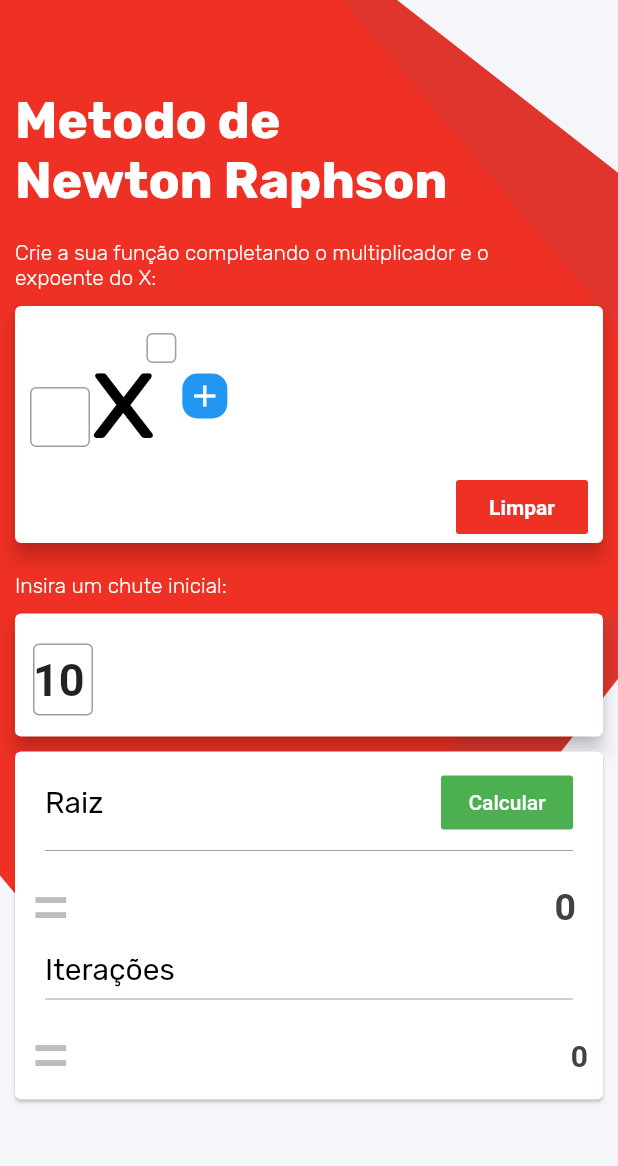
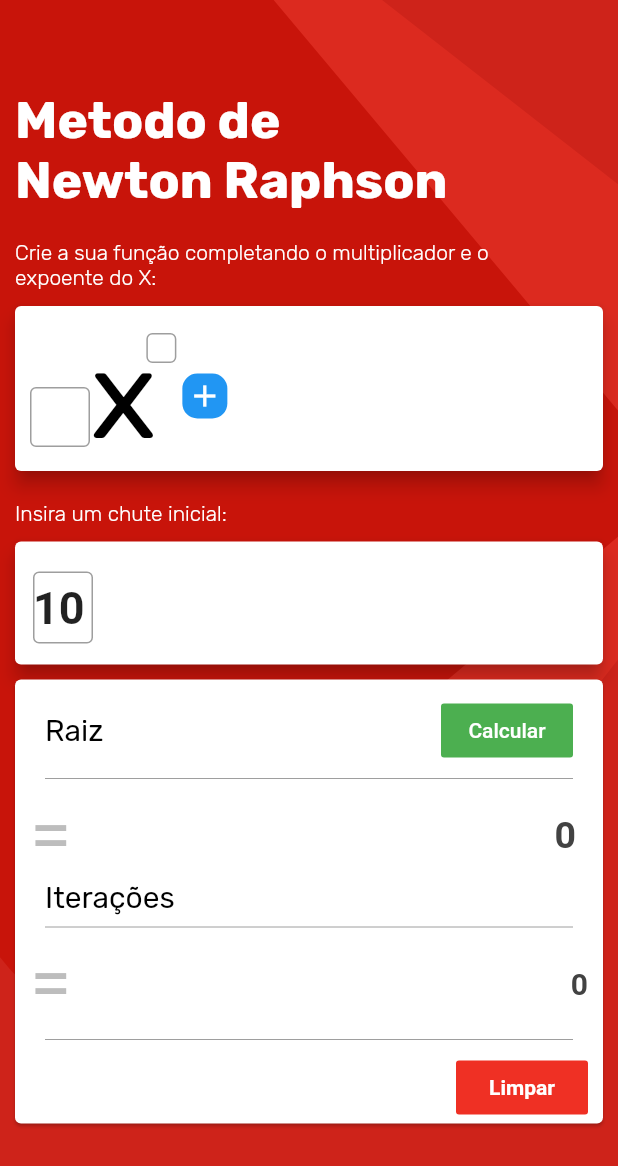
Before and after one commit to cesarramirez1912/app-newton-raphson, a Flutter app: the screen it shows after launch, on a phone screen of 412 x 824 dp. Shown: the top 1166 px of the screen. Run offline on Flutter 3.47's test engine with Material 2 defaults, Android fonts, the phone set to English and light mode, and no system bars.

Commit message:
commit quase final app

```diff
--- a/lib/main.dart
+++ b/lib/main.dart
@@ -89,33 +89,33 @@ class _MyHomePageState extends State<MyHomePage> {
     double _largura = MediaQuery.of(context).size.width;
     double _altura = MediaQuery.of(context).size.height;
     return Scaffold(
-      backgroundColor: Color.fromRGBO(245, 246, 250, 1.0),
+      backgroundColor: Color.fromRGBO(206, 35, 26, 1.0),
       body: Stack(
         children: <Widget>[
           Positioned(
             top: -0,
-            left: -130,
+            left: -140,
             child: RotationTransition(
               turns: AlwaysStoppedAnimation(38 / 360),
               child: Container(
                 width: 600,
                 height: 550,
                 decoration: BoxDecoration(
-                    color: Color.fromRGBO(224, 53, 44, 1.0),
+                    color: Color.fromRGBO(220, 42, 31, 1.0),
                     borderRadius: BorderRadius.only(bottomRight: Radius.circular(40), bottomLeft: Radius.circular(30))),
               ),
             ),
           ),
           Positioned(
-            top: -0,
-            left: -200,
+            top: -5,
+            left: -250,
             child: RotationTransition(
               turns: AlwaysStoppedAnimation(50 / 360),
               child: Container(
                 width: 600,
                 height: 550,
                 decoration: BoxDecoration(
-                    color: Color.fromRGBO(239, 48, 36, 1.0),
+                    color: Color.fromRGBO(200, 20, 10, 1.0),
                     borderRadius: BorderRadius.only(bottomRight: Radius.circular(40), bottomLeft: Radius.circular(30))),
               ),
             ),
@@ -178,33 +178,12 @@ class _MyHomePageState extends State<MyHomePage> {
                                             child: caixaDoX(),
                                           );
                                         } else {
-                                          return Center(
+                                          return Container(
                                             child: Stack(
                                               children: <Widget>[
                                                 Container(
-                                                  padding: EdgeInsets.only(top: 8),
-                                                  width: listaNumeros2[index] >= 10 && listaNumeros2[index] < 100
-                                                      ? 68
-                                                      : listaNumeros2[index] > 100 ? 80 : 56,
-                                                  height: 38,
-                                                  child: variavelDoX(listaNumeros2[index], index),
-                                                ),
-                                                Positioned(
-                                                  top: 0,
-                                                  left: listaNumeros2[index] >= 10 && listaNumeros2[index] < 100
-                                                      ? 30
-                                                      : listaNumeros2[index] > 99 ? 36 : 18,
-                                                  child: Container(
-                                                    padding: EdgeInsets.all(2),
-                                                    height: 20,
-                                                    child: Padding(
-                                                      padding: const EdgeInsets.only(left: 25.0),
-                                                      child: Text(
-                                                        listaNumeros[index].toString(),
-                                                        style: Theme.of(context).textTheme.subhead,
-                                                      ),
-                                                    ),
-                                                  ),
+                                                  padding: EdgeInsets.only(top: 16),
+                                                  child: variavelDoX(listaNumeros2[index], index, listaNumeros[index]),
                                                 ),
                                               ],
                                             ),
@@ -217,24 +196,6 @@ class _MyHomePageState extends State<MyHomePage> {
                           ),
                           SizedBox(
                             height: 10,
-                          ),
-                          Row(
-                            mainAxisAlignment: MainAxisAlignment.end,
-                            children: <Widget>[
-                              Padding(
-                                padding: const EdgeInsets.only(right: 10, left: 10),
-                                child: FlatButton(
-                                  child: Text(
-                                    'Limpar',
-                                    style: TextStyle(color: Colors.white, fontWeight: FontWeight.w700),
-                                  ),
-                                  color: Color.fromRGBO(239, 48, 36, 1.0),
-                                  onPressed: () {
-                                    _limpa();
-                                  },
-                                ),
-                              ),
-                            ],
                           ),
                         ],
                       ),
@@ -378,13 +339,37 @@ class _MyHomePageState extends State<MyHomePage> {
                             ],
                           ),
                         ),
+                        Container(
+                          padding: EdgeInsets.only(right: 20, left: 20),
+                          child: Divider(
+                            color: Colors.grey,
+                          ),
+                        ),
+                        Row(
+                          mainAxisAlignment: MainAxisAlignment.end,
+                          children: <Widget>[
+                            Padding(
+                              padding: const EdgeInsets.only(right: 10, left: 10),
+                              child: FlatButton(
+                                child: Text(
+                                  'Limpar',
+                                  style: TextStyle(color: Colors.white, fontWeight: FontWeight.w700),
+                                ),
+                                color: Color.fromRGBO(239, 48, 36, 1.0),
+                                onPressed: () {
+                                  _limpa();
+                                },
+                              ),
+                            ),
+                          ],
+                        ),
                       ],
                     ),
                   ),
                 ],
               ),
             ),
-          )
+          ),
         ],
       ), // This trailing comma makes auto-formatting nicer for build methods.
     );
@@ -492,17 +477,68 @@ class _MyHomePageState extends State<MyHomePage> {
     );
   }
 
-  Widget variavelDoX(num variavel, int index) {
-    if (index == 0) {
-      if (variavel > 10) {
-        return Text(' ' + variavel.toString() + 'x', style: Theme.of(context).textTheme.headline);
-      } else {
-        return Text('  ' + variavel.toString() + 'x', style: Theme.of(context).textTheme.headline);
-      }
-    } else if (variavel > 0) {
-      return Text('+' + variavel.toString() + 'x', style: Theme.of(context).textTheme.headline);
-    } else {
-      return Text(variavel.toString() + 'x', style: Theme.of(context).textTheme.headline);
-    }
+  Widget variavelDoX(num variavel, int index, num expoente) {
+    return Row(
+      children: <Widget>[
+        Stack(
+          children: <Widget>[
+            Container(
+                height: 50,
+                child: Row(
+                  mainAxisSize: MainAxisSize.min,
+                  mainAxisAlignment: MainAxisAlignment.end,
+                  crossAxisAlignment: CrossAxisAlignment.end,
+                  children: <Widget>[
+                    Container(
+                      margin: EdgeInsets.only(right: 3, left: 3, bottom: 7),
+                      child: Theme(
+                          data: new ThemeData(
+                            primaryColor: Colors.green,
+                            primaryColorDark: Colors.red,
+                          ),
+                          child: Text(
+                            variavel.toString(),
+                            style: TextStyle(fontSize: 20),
+                          )),
+                    ),
+                    Text(
+                      'x',
+                      style: TextStyle(fontFamily: 'Rubik', fontSize: 35, fontWeight: FontWeight.w500, color: Colors.black),
+                    ),
+                    SizedBox(
+                      width: 15,
+                    ),
+                  ],
+                )),
+            Positioned(
+              top: 8,
+              right: 0,
+              child: Container(
+                child: Theme(
+                    data: new ThemeData(
+                      primaryColor: Colors.green,
+                      primaryColorDark: Colors.red,
+                    ),
+                    child: Text(expoente.toString())),
+              ),
+            ),
+          ],
+        ),
+      ],
+    );
   }
+
+//  Widget variavelDoX(num variavel, int index) {
+//    if (index == 0) {
+//      if (variavel > 10) {
+//        return Text(' ' + variavel.toString() + 'x', style: Theme.of(context).textTheme.headline);
+//      } else {
+//        return Text('  ' + variavel.toString() + 'x', style: Theme.of(context).textTheme.headline);
+//      }
+//    } else if (variavel > 0) {
+//      return Text('+' + variavel.toString() + 'x', style: Theme.of(context).textTheme.headline);
+//    } else {
+//      return Text(variavel.toString() + 'x', style: Theme.of(context).textTheme.headline);
+//    }
+//  }
 }
```
